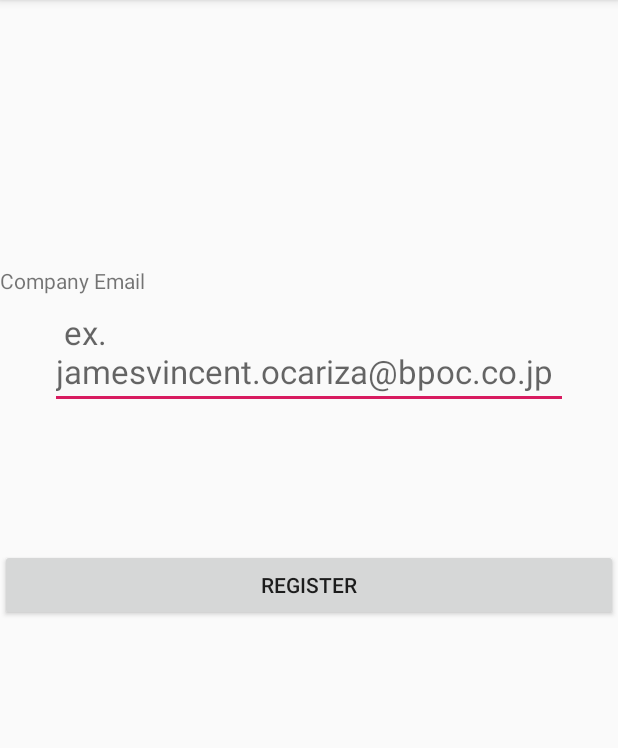
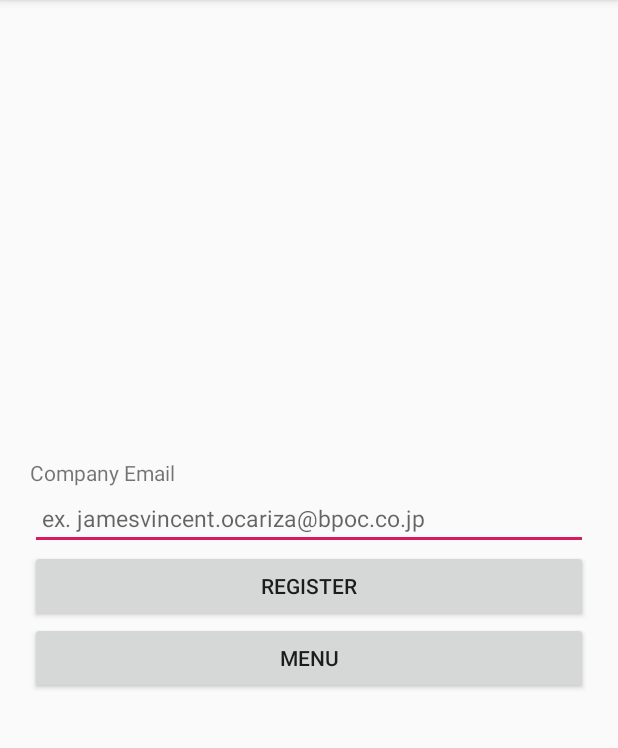
Before and after one commit to CatMeowlet/scanner, an Android app: the screen it shows after launch (MainActivity), after a tap on "REGISTER", on a phone screen of 412 x 824 dp, the part 84-832 px from its top. Run offline under Robolectric (Android 15) with nearby library versions, the phone set to English and light mode, and no system bars.

```diff
--- a/app/src/main/java/com/example/myapplication/MainActivity.java
+++ b/app/src/main/java/com/example/myapplication/MainActivity.java
@@ -15,7 +15,7 @@ import android.widget.Toast;
 public class MainActivity extends AppCompatActivity {
 
     //View Objects
-    private Button btnRegisterEmail;
+    private Button btnRegisterEmail,btnMenu;
     private EditText editTextEmail;
     DatabaseHelper mDatabaseHelper;
     @Override
@@ -24,6 +24,7 @@ public class MainActivity extends AppCompatActivity {
         setContentView(R.layout.activity_main);
 
         btnRegisterEmail = findViewById(R.id.btnRegisterEmail);
+        btnMenu = findViewById(R.id.btnMenu);
         editTextEmail = findViewById(R.id.editTextEmail);
         mDatabaseHelper = new DatabaseHelper(this);
 
@@ -32,18 +33,44 @@ public class MainActivity extends AppCompatActivity {
                 @Override
                 public void onClick(View view) {
                     String newEntry = editTextEmail.getText().toString().trim();
-                    if(editTextEmail.length() != 0){
-                        AddData(newEntry);
-                        editTextEmail.setText("");
+                    if(mDatabaseHelper.count() == 0 ){
+                        //if there is no email registered yet
+                        if(editTextEmail.length() != 0){
+                            AddData(newEntry);
+                            editTextEmail.setText("");
+                        }else{
+                            toastMessage("Put Something in the field");
+                        }
                     }else{
-                        toastMessage("Put Something in the field");
+                        Toast.makeText(MainActivity.this,
+                                "You can only register once. please edit your email if you want to change", Toast.LENGTH_LONG).show();
+
+                        final Intent intent = new Intent(MainActivity.this , Menu.class);
+                        Thread thread = new Thread(){
+                            @Override
+                            public void run() {
+                                try {
+                                    Thread.sleep(3500); // As I am using LENGTH_LONG in Toast
+                                    startActivity(intent);
+                                } catch (Exception e) {
+                                    e.printStackTrace();
+                                }
+                            }
+                        };
+
+                        thread.start();
                     }
                 }
             });
         }else{
             startActivity(new Intent(this, Menu.class));
         }
-
+        btnMenu.setOnClickListener(new View.OnClickListener() {
+            @Override
+            public void onClick(View v) {
+                startActivity(new Intent(MainActivity.this , Menu.class));
+            }
+        });
     }// end of on create
 
     public void AddData(String newEntry){
--- a/app/src/main/res/layout/activity_main.xml
+++ b/app/src/main/res/layout/activity_main.xml
@@ -1,5 +1,5 @@
 <?xml version="1.0" encoding="utf-8"?>
-<RelativeLayout xmlns:android="http://schemas.android.com/apk/res/android"
+<LinearLayout xmlns:android="http://schemas.android.com/apk/res/android"
     xmlns:app="http://schemas.android.com/apk/res-auto"
     xmlns:tools="http://schemas.android.com/tools"
     android:layout_width="match_parent"
@@ -9,7 +9,8 @@
     <LinearLayout
         android:layout_width="match_parent"
         android:layout_height="wrap_content"
-        android:layout_centerVertical="true"
+        android:layout_gravity="center"
+        android:padding="20dp"
         android:orientation="vertical">
 
         <TextView
@@ -19,10 +20,9 @@
 
         <EditText
             android:id="@+id/editTextEmail"
-            android:layout_marginLeft="50px"
-            android:layout_marginRight="50px"
-            android:layout_width="wrap_content"
+            android:layout_width="match_parent"
             android:layout_height="wrap_content"
+            android:textSize="15sp"
             android:hint=" ex. jamesvincent.ocariza@bpoc.co.jp"
             android:textAppearance="@style/Base.TextAppearance.AppCompat.Large" />
 
@@ -32,11 +32,16 @@
             android:layout_height="wrap_content"
             android:layout_below="@+id/editTextEmail"
             android:layout_alignParentBottom="true"
-            android:layout_marginTop="93dp"
-            android:layout_marginBottom="176dp"
             android:text="Register" />
+        <Button
+            android:id="@+id/btnMenu"
+            android:layout_width="match_parent"
+            android:layout_height="wrap_content"
+            android:layout_below="@+id/editTextEmail"
+            android:text="Menu" />
+
     </LinearLayout>
 
 
 
-</RelativeLayout>
+</LinearLayout>
```
Also changed, not shown: app/src/main/java/com/example/myapplication/User.java (deleted, +0 -28 lines), app/src/main/res/layout/activity_scan.xml (+15 -13 lines).
